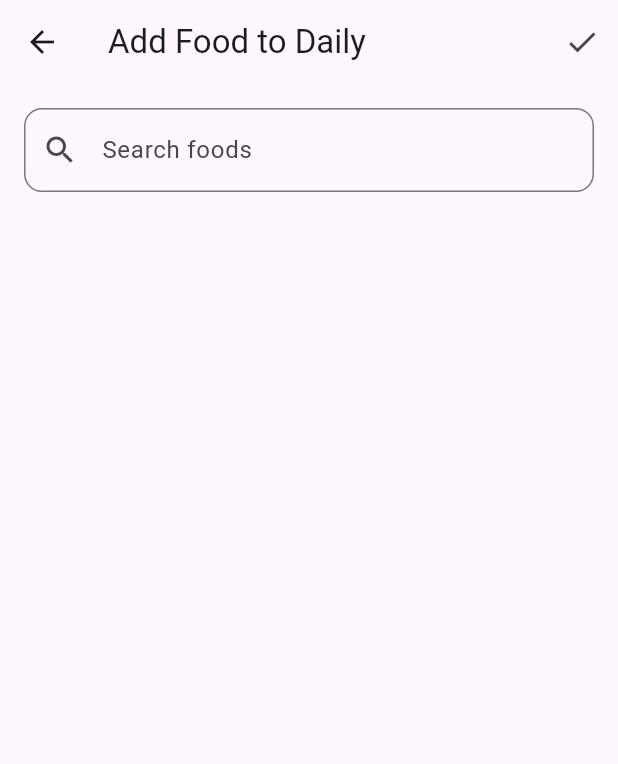
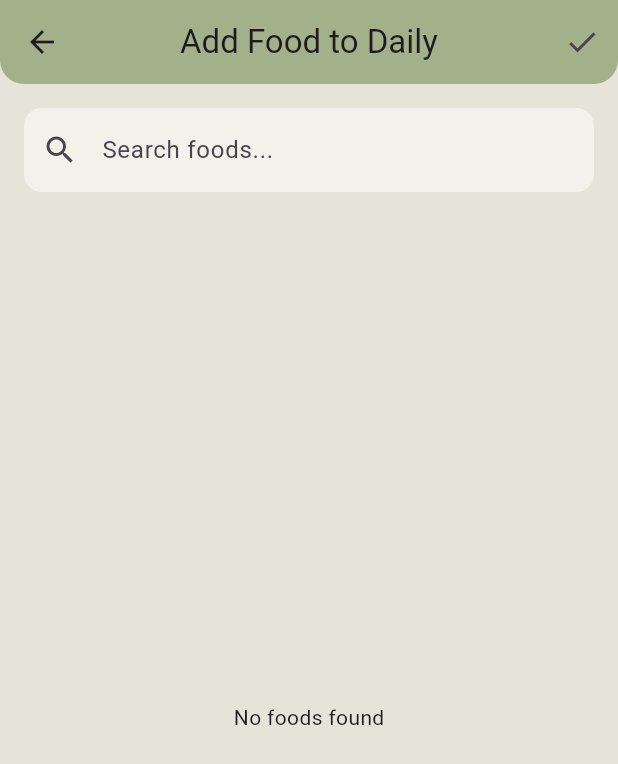
Before and after one commit to SwanAG12/oncoTrack, a Flutter app: the HomeDashboard screen opened directly with empty values, after a tap on the "arrow forward ios" icon, after a tap on "Add Food Item", on a phone screen of 412 x 824 dp. Shown: the top 764 px of the screen. Run offline on Flutter 3.47's test engine with Material 3 defaults, Android fonts, the phone set to English and light mode, and no system bars; our stand-ins replace cloud_firestore, firebase_auth, firebase_core, fl_chart, supabase_flutter, table_calendar; accounts and stored records are empty; Roboto replaces fonts that are missing (Schyler); project files that could hold a hidden picture were left out.

Commit message:
Update UI and logic for food tracking and nutrition dashboard

```diff
--- a/lib/main.dart
+++ b/lib/main.dart
@@ -2,7 +2,7 @@ import 'package:firebase_core/firebase_core.dart';
 import 'package:flutter/material.dart';
 import 'package:flutter_application_1/auth/login_page.dart';
 import 'package:supabase_flutter/supabase_flutter.dart';
-import 'package:timezone/timezone.dart';
+
 
 Future<void> main() async {
   WidgetsFlutterBinding.ensureInitialized();
--- a/lib/pages/add_food.dart
+++ b/lib/pages/add_food.dart
@@ -1,5 +1,6 @@
 import 'package:flutter/material.dart';
 import 'package:supabase_flutter/supabase_flutter.dart';
+import 'package:intl/intl.dart';
 
 class AddFoodPage extends StatefulWidget {
   final String mealType;
@@ -18,44 +19,71 @@ class AddFoodPage extends StatefulWidget {
 }
 
 class _AddFoodPageState extends State<AddFoodPage> {
-  final supabase = Supabase.instance.client;
-  List<Map<String, dynamic>> _foods = [];
-  List<Map<String, dynamic>> _filteredFoods = [];
-  TextEditingController _searchController = TextEditingController();
-  TextEditingController _amountController = TextEditingController(text: '1');
+  final SupabaseClient supabase = Supabase.instance.client;
+  List<Map<String, dynamic>> allFoods = [];
+  List<Map<String, dynamic>> filteredFoods = [];
+  List<Map<String, dynamic>> favoriteFoods = [];
+  final TextEditingController _searchController = TextEditingController();
+  final TextEditingController _amountController = TextEditingController(text: '1');
   Map<String, dynamic>? _selectedFood;
 
   @override
   void initState() {
     super.initState();
-    _amountController.text = '1'; // Default to 1 serving
     _loadFoods();
+    _loadFavorites();
   }
 
   Future<void> _loadFoods() async {
     try {
-    final response = await supabase
-        .from('food_database')
-        .select('*')
-        .order('Name', ascending: true);
-
-    print('Fetched foods: $response'); // ✅ DEBUG PRINT
-
+      final response = await supabase.from('food_database').select().order('Name');
       setState(() {
-      _foods = List<Map<String, dynamic>>.from(response);
-      _filteredFoods = _foods;
+        allFoods = List<Map<String, dynamic>>.from(response);
+        filteredFoods = allFoods;
       });
     } catch (e) {
-    print('Error loading foods: $e'); // ✅ DEBUG PRINT
       ScaffoldMessenger.of(context).showSnackBar(
         SnackBar(content: Text('Error loading foods: $e')),
       );
     }
   }
 
-  void _searchFoods(String query) {
+  Future<void> _loadFavorites() async {
+    try {
+      final twoWeeksAgo = DateTime.now().subtract(const Duration(days: 14));
+      final response = await supabase
+          .from('food_diary')
+          .select('food_id, Name, Energy, Protein, Carbs, Fat, Serving')
+          .eq('user_id', widget.userId)
+          .gte('date', twoWeeksAgo.toIso8601String());
+
+      final Map<int, Map<String, dynamic>> foodCountMap = {};
+
+      for (var item in response) {
+        final foodId = item['food_id'];
+        if (!foodCountMap.containsKey(foodId)) {
+          foodCountMap[foodId] = {
+            ...item,
+            'count': 1,
+          };
+        } else {
+          foodCountMap[foodId]!['count'] += 1;
+        }
+      }
+
+      final favs = foodCountMap.values.where((food) => food['count'] >= 5).toList();
+
       setState(() {
-      _filteredFoods = _foods.where((food) {
+        favoriteFoods = favs;
+      });
+    } catch (e) {
+      print('Error loading favorites: $e');
+    }
+  }
+
+  void _filterFoods(String query) {
+    setState(() {
+      filteredFoods = allFoods.where((food) {
         final name = food['Name'].toString().toLowerCase();
         return name.contains(query.toLowerCase());
       }).toList();
@@ -100,10 +128,23 @@ class _AddFoodPageState extends State<AddFoodPage> {
   }
 
   @override
+  void dispose() {
+    _searchController.dispose();
+    _amountController.dispose();
+    super.dispose();
+  }
+
+  @override
   Widget build(BuildContext context) {
     return Scaffold(
+      backgroundColor: const Color(0xFFE6E4D9),
       appBar: AppBar(
         title: Text('Add Food to ${widget.mealType}'),
+        centerTitle: true,
+        backgroundColor: const Color(0xFFA3B18A),
+        shape: const RoundedRectangleBorder(
+          borderRadius: BorderRadius.vertical(bottom: Radius.circular(16)),
+        ),
         actions: [
           IconButton(
             icon: const Icon(Icons.check),
@@ -118,17 +159,22 @@ class _AddFoodPageState extends State<AddFoodPage> {
             TextField(
               controller: _searchController,
               decoration: InputDecoration(
-                labelText: 'Search foods',
                 prefixIcon: const Icon(Icons.search),
+                hintText: 'Search foods...',
+                filled: true,
+                fillColor: const Color(0xFFF4F1EA),
                 border: OutlineInputBorder(
                   borderRadius: BorderRadius.circular(12),
+                  borderSide: BorderSide.none,
                 ),
               ),
-              onChanged: _searchFoods,
+              onChanged: _filterFoods,
             ),
-            const SizedBox(height: 16),
+            const SizedBox(height: 20),
             if (_selectedFood != null) ...[
               Card(
+                color: const Color(0xFFF4F1EA),
+                shape: RoundedRectangleBorder(borderRadius: BorderRadius.circular(16)),
                 elevation: 3,
                 child: Padding(
                   padding: const EdgeInsets.all(16.0),
@@ -171,6 +217,8 @@ class _AddFoodPageState extends State<AddFoodPage> {
                 controller: _amountController,
                 decoration: InputDecoration(
                   labelText: 'Number of servings',
+                  filled: true,
+                  fillColor: const Color(0xFFF4F1EA),
                   border: OutlineInputBorder(
                     borderRadius: BorderRadius.circular(12),
                   ),
@@ -180,16 +228,83 @@ class _AddFoodPageState extends State<AddFoodPage> {
               ),
               const SizedBox(height: 16),
             ],
+            if (favoriteFoods.isNotEmpty) ...[
+              const Text('Favourites', style: TextStyle(fontWeight: FontWeight.bold, fontSize: 16)),
+              const SizedBox(height: 10),
+              SizedBox(
+                height: 100,
+                child: ListView.builder(
+                  scrollDirection: Axis.horizontal,
+                  itemCount: favoriteFoods.length,
+                  itemBuilder: (context, index) {
+                    final food = favoriteFoods[index];
+                    return GestureDetector(
+                      onTap: () {
+                        setState(() {
+                          _selectedFood = food;
+                          _amountController.text = '1';
+                        });
+                      },
+                      child: Container(
+                        width: 140,
+                        margin: const EdgeInsets.only(right: 12),
+                        padding: const EdgeInsets.all(10),
+                        decoration: BoxDecoration(
+                          color: const Color(0xFFF4F1EA),
+                          borderRadius: BorderRadius.circular(12),
+                          boxShadow: [
+                            BoxShadow(
+                              color: Colors.black12,
+                              blurRadius: 4,
+                              offset: const Offset(0, 2),
+                            ),
+                          ],
+                        ),
+                        child: Column(
+                          crossAxisAlignment: CrossAxisAlignment.start,
+                          children: [
+                            Text(food['Name'], style: const TextStyle(fontWeight: FontWeight.bold)),
+                            const SizedBox(height: 4),
+                            Text('${food['Energy']} kcal'),
+                          ],
+                        ),
+                      ),
+                    );
+                  },
+                ),
+              ),
+              const SizedBox(height: 20),
+            ],
             Expanded(
-              child: ListView.builder(
-                itemCount: _filteredFoods.length,
+              child: filteredFoods.isEmpty
+                  ? const Center(child: Text('No foods found'))
+                  : ListView.builder(
+                      itemCount: filteredFoods.length,
                       itemBuilder: (context, index) {
-                  final food = _filteredFoods[index];
-                  return ListTile(
-                    title: Text(food['Name'] ?? ''),
+                        final food = filteredFoods[index];
+                        return Container(
+                          margin: const EdgeInsets.symmetric(vertical: 6),
+                          decoration: BoxDecoration(
+                            color: const Color(0xFFF4F1EA),
+                            borderRadius: BorderRadius.circular(12),
+                            boxShadow: [
+                              BoxShadow(
+                                color: Colors.black12,
+                                blurRadius: 4,
+                                offset: const Offset(0, 2),
+                              ),
+                            ],
+                          ),
+                          child: ListTile(
+                            title: Text(
+                              food['Name'],
+                              style: const TextStyle(fontWeight: FontWeight.bold),
+                            ),
                             subtitle: Text(
-                      '${food['Energy'] ?? 0} kcal | Serving: ${food['Serving'] ?? "serving"}\n'
-                      'P:${food['Protein'] ?? 0}g C:${food['Carbs'] ?? 0}g F:${food['Fat'] ?? 0}g',
+                              '${food['Energy']} kcal | Serving: ${food['Serving']} \n'
+'P:${food['Protein']}g C:${food['Carbs']}g F:${food['Fat']}g',
+
+                              style: const TextStyle(color: Colors.black54),
                             ),
                             trailing: _selectedFood?['id'] == food['id']
                                 ? const Icon(Icons.check, color: Colors.green)
@@ -200,6 +315,7 @@ class _AddFoodPageState extends State<AddFoodPage> {
                                 _amountController.text = '1';
                               });
                             },
+                          ),
                         );
                       },
                     ),
@@ -209,11 +325,4 @@ class _AddFoodPageState extends State<AddFoodPage> {
       ),
     );
   }
-
-  @override
-  void dispose() {
-    _searchController.dispose();
-    _amountController.dispose();
-    super.dispose();
 }
-}
--- a/lib/pages/dashboard.dart
+++ b/lib/pages/dashboard.dart
@@ -129,7 +129,7 @@ class _HomeDashboardState extends State<HomeDashboard> {
         if (food == null) continue;
         final mealType = entry['meal_type'].toString().toLowerCase();
         final amount = (entry['amount'] as num).toDouble();
-        final multiplier = amount / 100.0;
+        final multiplier = amount;
 
         final displayItem = {
   'id': entry['id'],
--- a/pubspec.yaml
+++ b/pubspec.yaml
@@ -32,7 +32,6 @@ dependencies:
   flutter:
     sdk: flutter
   app_links: ^6.4.0
-  flutter_local_notifications: ^19.2.1
   firebase_core: ^3.13.1
   firebase_auth: ^5.5.4
   intl: ^0.20.2
```
Also changed, not shown: pubspec.lock, 3 other files. Lines whose indentation alone changed are shown as unchanged.
